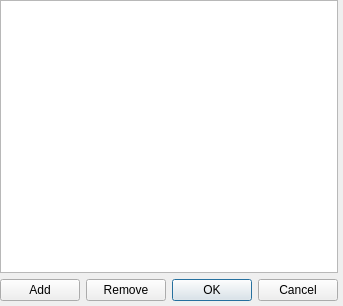
This is ui/ignore.ui in gitter-badger/simplechatclient as Qt 5 draws it before an edit. The edited form follows.
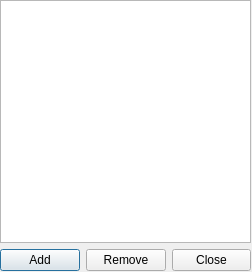
This is the edited form. Icons and pictures are not drawn.

Patch:
```diff
--- a/ui/ignore.ui
+++ b/ui/ignore.ui
@@ -6,20 +6,20 @@
    <rect>
     <x>0</x>
     <y>0</y>
-    <width>343</width>
-    <height>306</height>
+    <width>252</width>
+    <height>272</height>
    </rect>
   </property>
   <property name="minimumSize">
    <size>
-    <width>343</width>
-    <height>306</height>
+    <width>252</width>
+    <height>272</height>
    </size>
   </property>
   <property name="maximumSize">
    <size>
-    <width>343</width>
-    <height>306</height>
+    <width>252</width>
+    <height>272</height>
    </size>
   </property>
   <property name="windowTitle">
@@ -34,8 +34,8 @@
     <rect>
      <x>0</x>
      <y>0</y>
-     <width>338</width>
-     <height>301</height>
+     <width>251</width>
+     <height>271</height>
     </rect>
    </property>
    <layout class="QVBoxLayout" name="verticalLayout">
@@ -74,7 +74,7 @@
       <item>
        <widget class="QDialogButtonBox" name="buttonBox">
         <property name="standardButtons">
-         <set>QDialogButtonBox::Cancel|QDialogButtonBox::Ok</set>
+         <set>QDialogButtonBox::Close</set>
         </property>
        </widget>
       </item>
```
